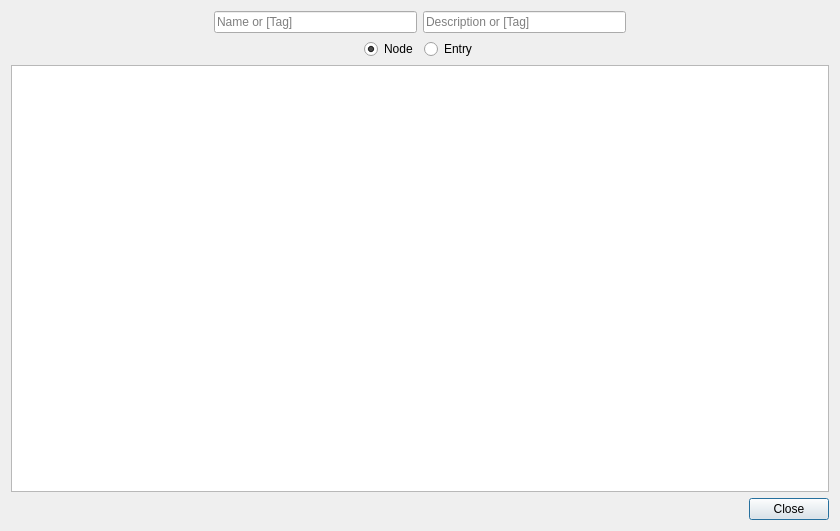
Before: the Qt Designer form search/dialog/searchdialog.ui in ytxerp/ytx-client, drawn with Qt 5.
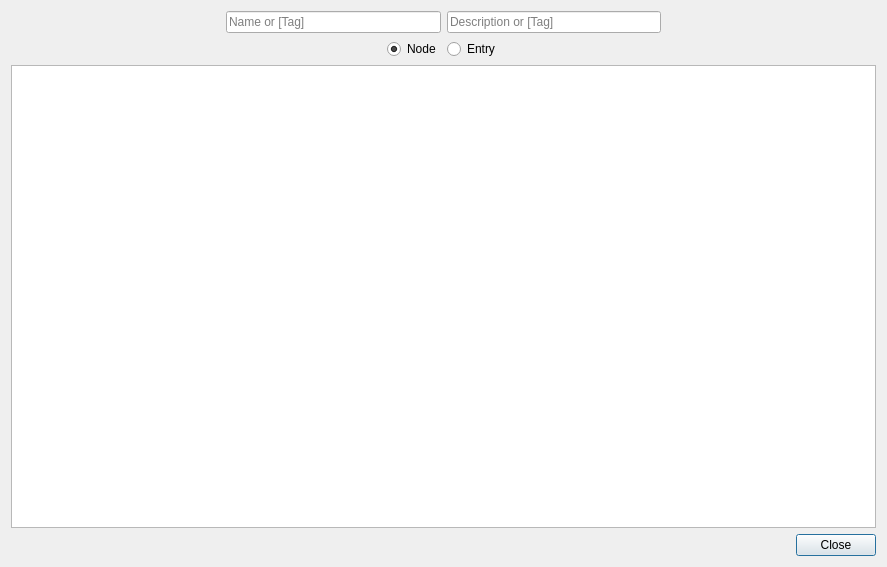
After: the same form once the commit is applied.

The edit to the form file:
```diff
--- a/search/dialog/searchdialog.ui
+++ b/search/dialog/searchdialog.ui
@@ -6,8 +6,8 @@
    <rect>
     <x>0</x>
     <y>0</y>
-    <width>840</width>
-    <height>531</height>
+    <width>887</width>
+    <height>567</height>
    </rect>
   </property>
   <layout class="QVBoxLayout" name="verticalLayout">
```
